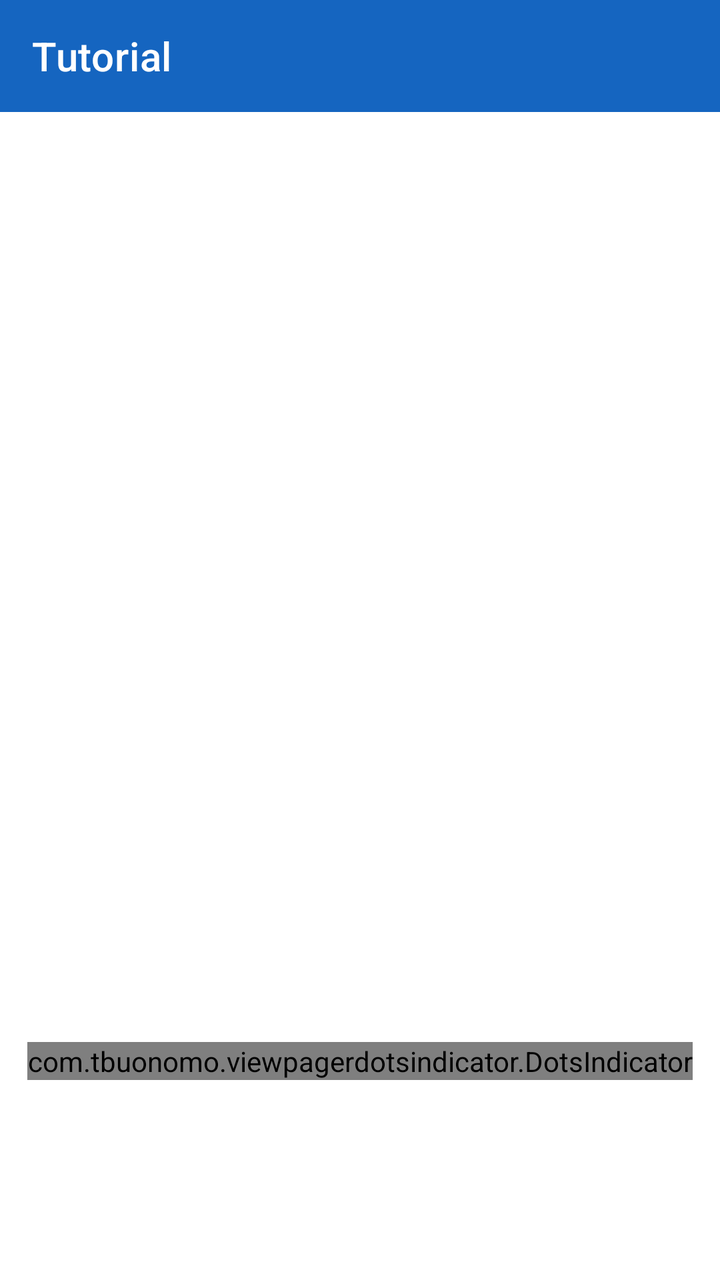
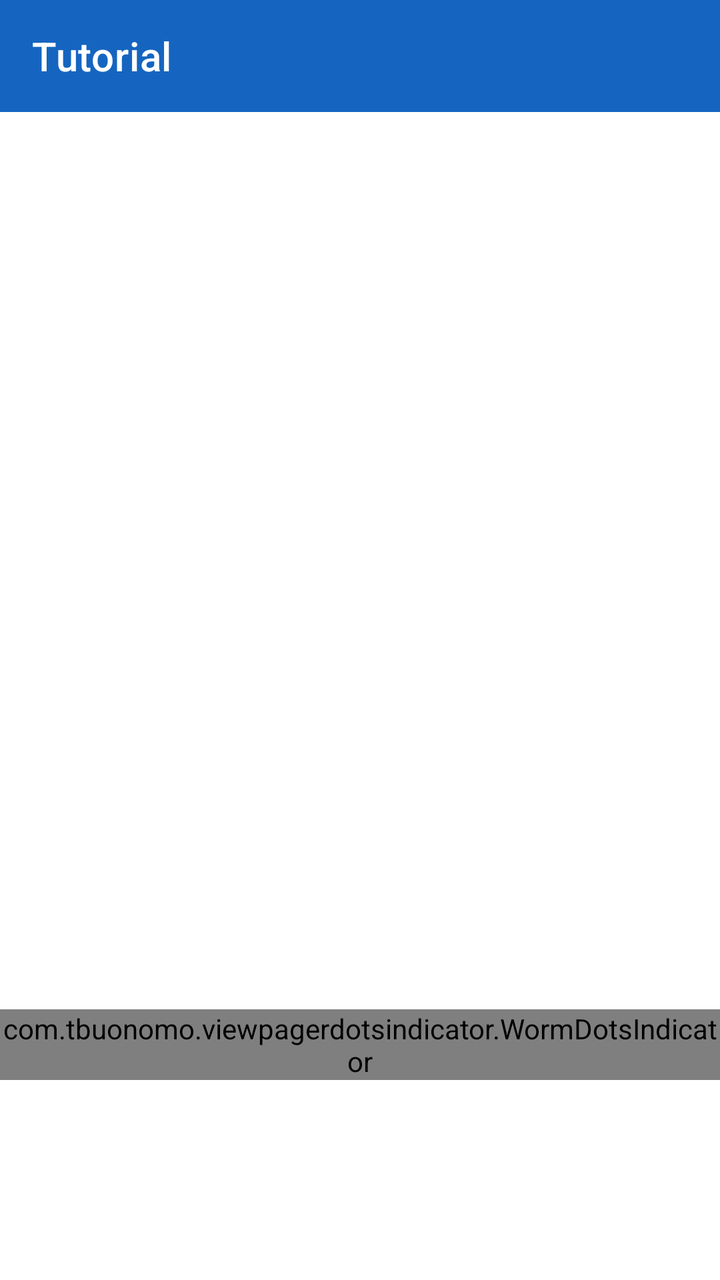

Screens rendered from an Android XML layout before and after an edit, with the pre-edit source and the edit as a unified diff.
<!-- AndroidManifest.xml: application theme Theme.Venus_muzian -->
<!-- res/layout/activity_tutorial_message.xml -->
<?xml version="1.0" encoding="utf-8"?>
<androidx.constraintlayout.widget.ConstraintLayout
    xmlns:android="http://schemas.android.com/apk/res/android"
    xmlns:app="http://schemas.android.com/apk/res-auto"
    android:layout_width="match_parent"
    android:layout_height="match_parent">

    <androidx.appcompat.widget.Toolbar
        android:id="@+id/toolbar"
        android:layout_width="match_parent"
        android:layout_height="?attr/actionBarSize"
        android:background="#1565C0"
        app:title="Tutorial"
        app:titleTextColor="@android:color/white"
        app:layout_constraintTop_toTopOf="parent" />

    <androidx.viewpager2.widget.ViewPager2
        android:id="@+id/tutorialMessageViewPager"
        android:layout_width="0dp"
        android:layout_height="0dp"
        app:layout_constraintTop_toBottomOf="@id/toolbar"
        app:layout_constraintBottom_toBottomOf="parent"
        app:layout_constraintStart_toStartOf="parent"
        app:layout_constraintEnd_toEndOf="parent" />

    <com.tbuonomo.viewpagerdotsindicator.DotsIndicator
        android:id="@+id/dot_indicator"
        android:layout_width="wrap_content"
        android:layout_height="wrap_content"
        app:dotsColor="#B0BEC5"
        app:dotsCornerRadius="10dp"
        android:layout_marginBottom="100dp"
        app:dotsSpacing="5dp"
        app:layout_constraintBottom_toBottomOf="parent"
        app:layout_constraintEnd_toEndOf="parent"
        app:layout_constraintStart_toStartOf="parent"
        app:progressMode="true"
        app:selectedDotColor="#1565C0" />

</androidx.constraintlayout.widget.ConstraintLayout>
<!-- resources referenced by this layout -->
<resources>
  <style name="Theme.Venus_muzian" parent="Theme.MaterialComponents.DayNight.NoActionBar" />
</resources>

<!-- the commit's change to res/layout/activity_tutorial_message.xml (unified diff, before → after) -->
@@ -23,7 +23,7 @@
         app:layout_constraintStart_toStartOf="parent"
         app:layout_constraintEnd_toEndOf="parent" />
 
-    <com.tbuonomo.viewpagerdotsindicator.DotsIndicator
+    <com.tbuonomo.viewpagerdotsindicator.WormDotsIndicator
         android:id="@+id/dot_indicator"
         android:layout_width="wrap_content"
         android:layout_height="wrap_content"
